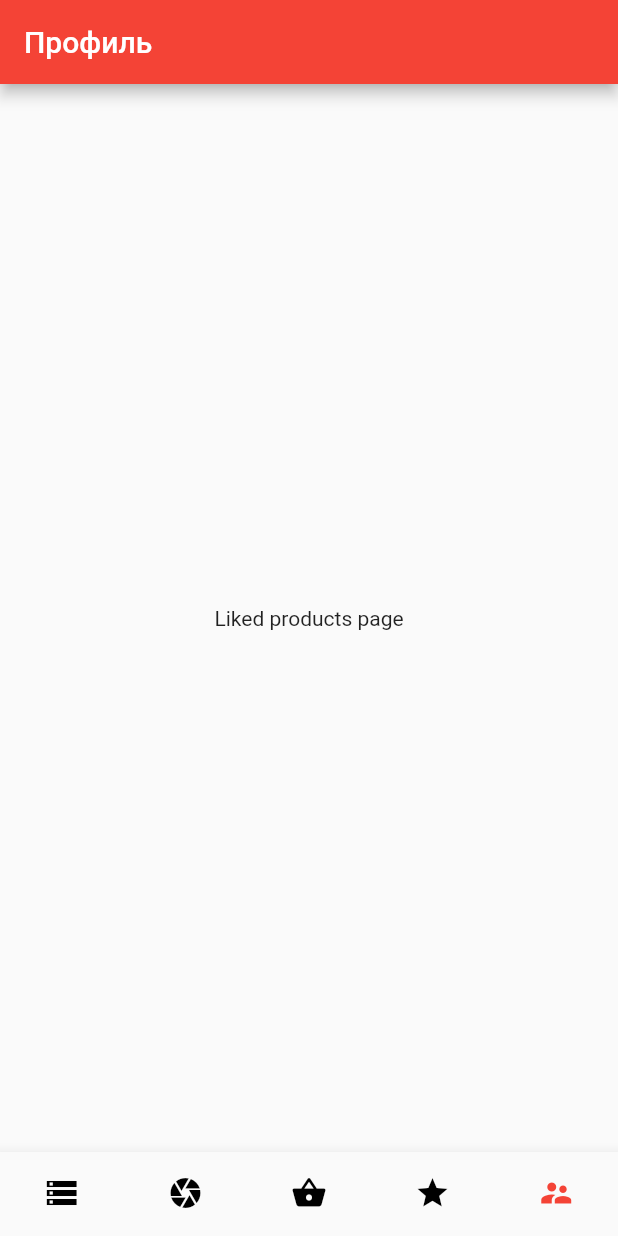
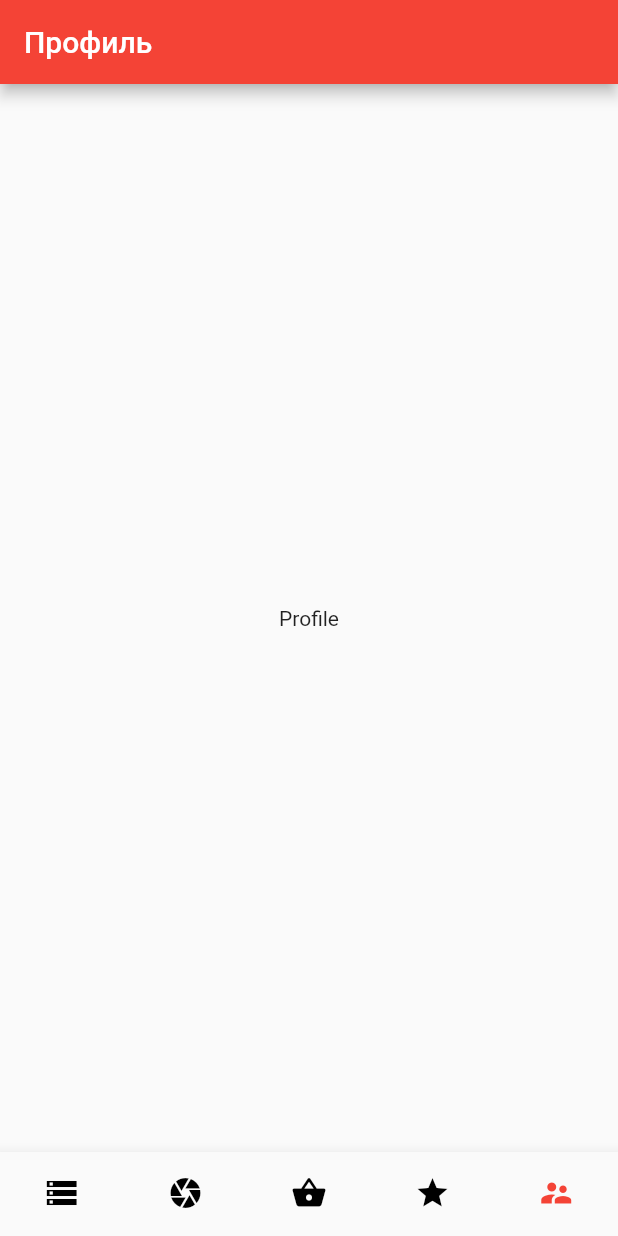
Before and after one commit to FroseMan97/Market_diploma, a Flutter app: the screen it shows after launch, item 5 of the bottom bar chosen, on a phone screen of 412 x 824 dp. Run offline on Flutter 3.47's test engine with Material 2 defaults, Android fonts, the phone set to English and light mode, and no system bars; our stand-ins replace rxdart, transparent_image.

Commit message:
add BasePage+improve main page routing

```diff
--- a/lib/bloc/main_bottom_navigation_bar_bloc.dart
+++ b/lib/bloc/main_bottom_navigation_bar_bloc.dart
@@ -34,4 +34,12 @@ class MainBottomNavigationBarBloc implements BaseBloc {
   void dispose() {
     _mainNavBarSubject.close();
   }
+
+  @override
+  // TODO: implement errorSink
+  Sink<String> get errorSink => null;
+
+  @override
+  // TODO: implement errorStream
+  Stream<String> get errorStream => null;
 }
--- a/lib/ui/pages/barcode_scan_page.dart
+++ b/lib/ui/pages/barcode_scan_page.dart
@@ -1,7 +1,9 @@
 import 'package:flutter/material.dart';
+import 'package:market/ui/pages/base_page.dart';
 
-class BarcodeScanPage extends StatefulWidget {
-  static String title = 'Поиск товара по штрихкоду';
+class BarcodeScanPage extends BasePage {
+  final String title;
+  BarcodeScanPage(this.title, {Key key}) : super(title, key: key);
   @override
   _BarcodeScanPageState createState() => _BarcodeScanPageState();
 }
--- /dev/null
+++ b/lib/ui/pages/base_page.dart
@@ -0,0 +1,6 @@
+import 'package:flutter/material.dart';
+
+abstract class BasePage extends StatefulWidget {
+  final String title;
+  BasePage(this.title, {Key key}) : super(key: key);
+}
--- a/lib/ui/pages/basket_page.dart
+++ b/lib/ui/pages/basket_page.dart
@@ -1,7 +1,9 @@
 import 'package:flutter/material.dart';
+import 'package:market/ui/pages/base_page.dart';
 
-class BasketPage extends StatefulWidget {
-  static final title = 'Корзина';
+class BasketPage extends BasePage {
+  final String title;
+  BasketPage(this.title, {Key key}) : super(title, key: key);
   @override
   _BasketPageState createState() => _BasketPageState();
 }
--- a/lib/ui/pages/liked_products_page.dart
+++ b/lib/ui/pages/liked_products_page.dart
@@ -1,7 +1,9 @@
 import 'package:flutter/material.dart';
+import 'package:market/ui/pages/base_page.dart';
 
-class LikedProductsPage extends StatefulWidget {
-  static String title = 'Понравившиеся товары';
+class LikedProductsPage extends BasePage {
+  final String title;
+  LikedProductsPage(this.title, {Key key}) : super(title, key: key);
   @override
   _LikedProductsPageState createState() => _LikedProductsPageState();
 }
--- a/lib/ui/pages/main_page.dart
+++ b/lib/ui/pages/main_page.dart
@@ -15,6 +15,14 @@ class MainPage extends StatefulWidget {
 class _MainPageState extends State<MainPage> {
   MainBottomNavigationBarBloc _mainBottomNavigationBarBloc;
 
+  final bodyList = [
+    ProductsPage('Маркет'),
+    BarcodeScanPage('Поиск товара по штрихкоду'),
+    BasketPage('Корзина'),
+    LikedProductsPage('Понравившиеся товары'),
+    ProfilePage('Профиль')
+  ];
+
   @override
   void initState() {
     _mainBottomNavigationBarBloc = MainBottomNavigationBarBloc();
@@ -30,84 +38,22 @@ class _MainPageState extends State<MainPage> {
   @override
   Widget build(BuildContext context) {
     return SafeArea(
-      child: Scaffold(
-        appBar: AppBar(
-          title: _buildAppbarTitle(),
-        ),
-        bottomNavigationBar: _buildBottomNavigationBar(),
-        body: _buildBody(),
-      ),
-    );
-  }
-
-  _buildBottomNavigationBar() {
-    return StreamBuilder<MainBottomNavigationBarItems>(
-      initialData: _mainBottomNavigationBarBloc.defaultItem,
-      stream: _mainBottomNavigationBarBloc.getMainNavBarItem,
-      builder: (BuildContext context,
-          AsyncSnapshot<MainBottomNavigationBarItems> snapshot) {
-        return MainBottomNavigationBar(snapshot.data.index,
-            _mainBottomNavigationBarBloc.pickMainNavBarItem);
-      },
-    );
-  }
-
-  _buildBody() {
-    return StreamBuilder<MainBottomNavigationBarItems>(
-      initialData: _mainBottomNavigationBarBloc.defaultItem,
-      stream: _mainBottomNavigationBarBloc.getMainNavBarItem,
-      builder: (BuildContext context,
-          AsyncSnapshot<MainBottomNavigationBarItems> snapshot) {
-        switch (snapshot.data) {
-          case MainBottomNavigationBarItems.PRODUCTS_PAGE:
-            return ProductsPage();
-            break;
-          case MainBottomNavigationBarItems.BARCODE_SCAN_PAGE:
-            return BarcodeScanPage();
-            break;
-          case MainBottomNavigationBarItems.BASKET_PAGE:
-            return BasketPage();
-            break;
-          case MainBottomNavigationBarItems.LIKED_PRODUCTS_PAGE:
-            return LikedProductsPage();
-            break;
-          case MainBottomNavigationBarItems.PROFILE_PAGE:
-            return ProfilePage();
-            break;
-          default:
-            return Container();
-            break;
-        }
-      },
-    );
-  }
-
-  _buildAppbarTitle() {
-    return StreamBuilder<MainBottomNavigationBarItems>(
-      initialData: _mainBottomNavigationBarBloc.defaultItem,
-      stream: _mainBottomNavigationBarBloc.getMainNavBarItem,
-      builder: (BuildContext context,
-          AsyncSnapshot<MainBottomNavigationBarItems> snapshot) {
-        String title = '';
-        switch (snapshot.data) {
-          case MainBottomNavigationBarItems.PRODUCTS_PAGE:
-            title = ProductsPage.title;
-            break;
-          case MainBottomNavigationBarItems.BARCODE_SCAN_PAGE:
-            title = BarcodeScanPage.title;
-            break;
-          case MainBottomNavigationBarItems.BASKET_PAGE:
-            title = BasketPage.title;
-            break;
-          case MainBottomNavigationBarItems.LIKED_PRODUCTS_PAGE:
-            title = LikedProductsPage.title;
-            break;
-          case MainBottomNavigationBarItems.PROFILE_PAGE:
-            title = ProfilePage.title;
-            break;
-        }
-        return Text(title);
-      },
+      child: StreamBuilder<MainBottomNavigationBarItems>(
+          initialData: _mainBottomNavigationBarBloc.defaultItem,
+          stream: _mainBottomNavigationBarBloc.getMainNavBarItem,
+          builder: (context, snapshot) {
+            return Scaffold(
+              appBar: AppBar(
+                title: Text(bodyList[snapshot.data.index].title),
+              ),
+              bottomNavigationBar: MainBottomNavigationBar(snapshot.data.index,
+                  _mainBottomNavigationBarBloc.pickMainNavBarItem),
+              body: IndexedStack(
+                index: snapshot.data.index,
+                children: bodyList,
+              ),
+            );
+          }),
     );
   }
 }
--- a/lib/ui/pages/products_page.dart
+++ b/lib/ui/pages/products_page.dart
@@ -6,12 +6,12 @@ import 'package:market/data/repository/product_repository.dart';
 import 'package:market/datasource/product_datasource.dart';
 import 'package:market/domain/repository/product_repository.dart';
 import 'package:market/domain/usecase/get_products_by_category_usecase.dart';
+import 'package:market/ui/pages/base_page.dart';
 import 'package:market/ui/widgets/small_info_product_widget.dart';
 
-class ProductsPage extends StatefulWidget {
-  ProductsPage({Key key}) : super(key: key);
-  static final String title = 'Маркет';
-
+class ProductsPage extends BasePage {
+  final String title;
+  ProductsPage(this.title, {Key key}) : super(title, key: key);
   @override
   _ProductsPageState createState() => _ProductsPageState();
 }
--- a/lib/ui/pages/profile_page.dart
+++ b/lib/ui/pages/profile_page.dart
@@ -1,7 +1,9 @@
 import 'package:flutter/material.dart';
+import 'package:market/ui/pages/base_page.dart';
 
-class ProfilePage extends StatefulWidget {
-  static String title = 'Профиль';
+class ProfilePage extends BasePage {
+  final String title;
+  ProfilePage(this.title, {Key key}) : super(title, key: key);
   @override
   _ProfilePageState createState() => _ProfilePageState();
 }
@@ -11,7 +13,7 @@ class _ProfilePageState extends State<ProfilePage> {
   Widget build(BuildContext context) {
     return Center(
       child: Container(
-        child: Text('Liked products page'),
+        child: Text('Profile'),
       ),
     );
   }
```
